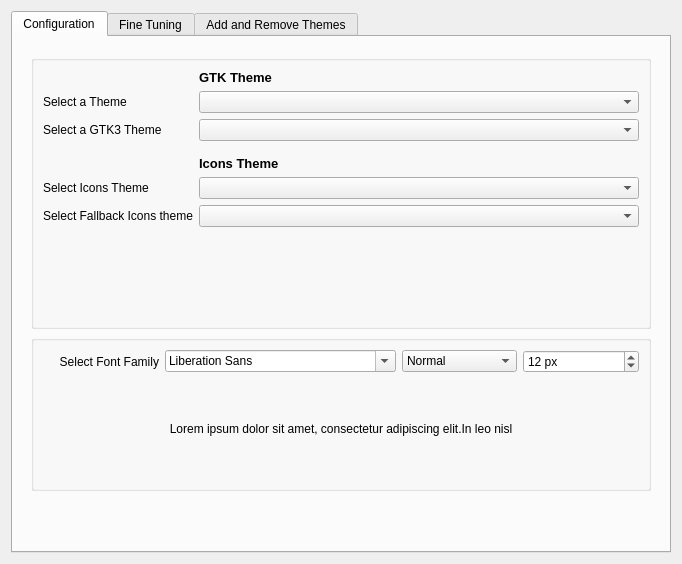
Qt form src/ui/gui.ui (KDE/kde-gtk-config) before a commit.
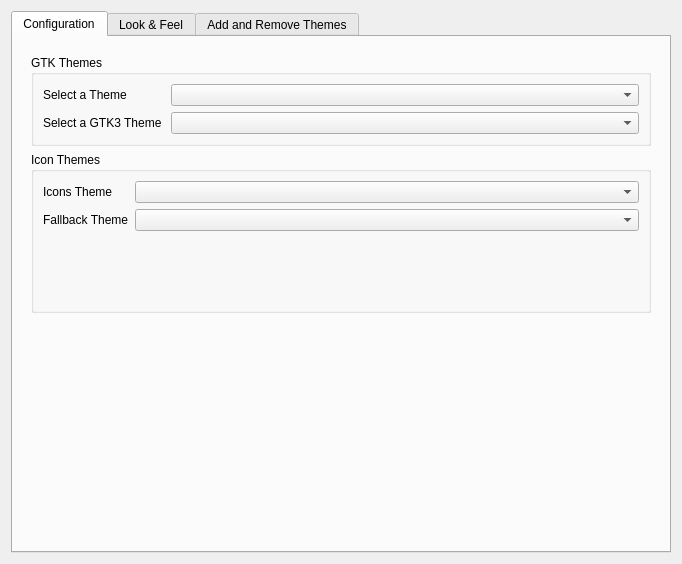
The same form after that commit. The open tabs and pages were chosen to show the change. Icons and pictures are not drawn. Custom widgets are drawn as their Qt base class.

Commit message: Refactor the font management in the UI, use KDE's font widgets.

Patch:
```diff
--- a/src/ui/gui.ui
+++ b/src/ui/gui.ui
@@ -33,6 +33,64 @@
        <item>
         <widget class="QWidget" name="widget_5" native="true">
          <layout class="QVBoxLayout" name="verticalLayout_3">
+          <item>
+           <widget class="QGroupBox" name="groupBox_2">
+            <property name="sizePolicy">
+             <sizepolicy hsizetype="Preferred" vsizetype="Fixed">
+              <horstretch>0</horstretch>
+              <verstretch>0</verstretch>
+             </sizepolicy>
+            </property>
+            <property name="title">
+             <string>GTK Themes</string>
+            </property>
+            <layout class="QFormLayout" name="formLayout_3">
+             <property name="fieldGrowthPolicy">
+              <enum>QFormLayout::ExpandingFieldsGrow</enum>
+             </property>
+             <item row="1" column="0">
+              <widget class="QLabel" name="label_9">
+               <property name="text">
+                <string>Select a Theme</string>
+               </property>
+               <property name="alignment">
+                <set>Qt::AlignLeading|Qt::AlignLeft|Qt::AlignVCenter</set>
+               </property>
+              </widget>
+             </item>
+             <item row="1" column="1">
+              <widget class="QComboBox" name="cb_theme">
+               <property name="sizePolicy">
+                <sizepolicy hsizetype="Expanding" vsizetype="Fixed">
+                 <horstretch>0</horstretch>
+                 <verstretch>0</verstretch>
+                </sizepolicy>
+               </property>
+              </widget>
+             </item>
+             <item row="2" column="0">
+              <widget class="QLabel" name="label_21">
+               <property name="text">
+                <string>Select a GTK3 Theme </string>
+               </property>
+               <property name="alignment">
+                <set>Qt::AlignLeading|Qt::AlignLeft|Qt::AlignVCenter</set>
+               </property>
+              </widget>
+             </item>
+             <item row="2" column="1">
+              <widget class="QComboBox" name="cb_theme_gtk3">
+               <property name="sizePolicy">
+                <sizepolicy hsizetype="Expanding" vsizetype="Fixed">
+                 <horstretch>0</horstretch>
+                 <verstretch>0</verstretch>
+                </sizepolicy>
+               </property>
+              </widget>
+             </item>
+            </layout>
+           </widget>
+          </item>
           <item>
            <widget class="QGroupBox" name="groupBox_6">
             <property name="sizePolicy">
@@ -44,7 +102,7 @@
             <property name="minimumSize">
              <size>
               <width>0</width>
-              <height>0</height>
+              <height>100</height>
              </size>
             </property>
             <property name="maximumSize">
@@ -53,57 +111,21 @@
               <height>400</height>
              </size>
             </property>
+            <property name="title">
+             <string>Icon Themes</string>
+            </property>
             <layout class="QFormLayout" name="formLayout_2">
+             <item row="0" column="0">
+              <widget class="QLabel" name="label_10">
+               <property name="text">
+                <string>Icons Theme</string>
+               </property>
+               <property name="alignment">
+                <set>Qt::AlignLeading|Qt::AlignLeft|Qt::AlignVCenter</set>
+               </property>
+              </widget>
+             </item>
              <item row="0" column="1">
-              <widget class="QLabel" name="label_6">
-               <property name="text">
-                <string>&lt;!DOCTYPE HTML PUBLIC &quot;-//W3C//DTD HTML 4.0//EN&quot; &quot;http://www.w3.org/TR/REC-html40/strict.dtd&quot;&gt;
-&lt;html&gt;&lt;head&gt;&lt;meta name=&quot;qrichtext&quot; content=&quot;1&quot; /&gt;&lt;style type=&quot;text/css&quot;&gt;
-p, li { white-space: pre-wrap; }
-&lt;/style&gt;&lt;/head&gt;&lt;body style=&quot; font-family:'Sans Serif'; font-size:9pt; font-weight:400; font-style:normal;&quot;&gt;
-&lt;p style=&quot; margin-top:0px; margin-bottom:0px; margin-left:0px; margin-right:0px; -qt-block-indent:0; text-indent:0px;&quot;&gt;&lt;span style=&quot; font-size:10pt; font-weight:600;&quot;&gt;GTK Theme&lt;/span&gt;&lt;/p&gt;&lt;/body&gt;&lt;/html&gt;</string>
-               </property>
-              </widget>
-             </item>
-             <item row="4" column="1">
-              <widget class="QComboBox" name="cb_theme">
-               <property name="sizePolicy">
-                <sizepolicy hsizetype="Expanding" vsizetype="Fixed">
-                 <horstretch>0</horstretch>
-                 <verstretch>0</verstretch>
-                </sizepolicy>
-               </property>
-              </widget>
-             </item>
-             <item row="6" column="1">
-              <widget class="QComboBox" name="cb_theme_gtk3">
-               <property name="sizePolicy">
-                <sizepolicy hsizetype="Expanding" vsizetype="Fixed">
-                 <horstretch>0</horstretch>
-                 <verstretch>0</verstretch>
-                </sizepolicy>
-               </property>
-              </widget>
-             </item>
-             <item row="7" column="0">
-              <widget class="Line" name="line_2">
-               <property name="orientation">
-                <enum>Qt::Horizontal</enum>
-               </property>
-              </widget>
-             </item>
-             <item row="9" column="1">
-              <widget class="QLabel" name="label_8">
-               <property name="text">
-                <string>&lt;!DOCTYPE HTML PUBLIC &quot;-//W3C//DTD HTML 4.0//EN&quot; &quot;http://www.w3.org/TR/REC-html40/strict.dtd&quot;&gt;
-&lt;html&gt;&lt;head&gt;&lt;meta name=&quot;qrichtext&quot; content=&quot;1&quot; /&gt;&lt;style type=&quot;text/css&quot;&gt;
-p, li { white-space: pre-wrap; }
-&lt;/style&gt;&lt;/head&gt;&lt;body style=&quot; font-family:'Sans Serif'; font-size:9pt; font-weight:400; font-style:normal;&quot;&gt;
-&lt;p style=&quot; margin-top:0px; margin-bottom:0px; margin-left:0px; margin-right:0px; -qt-block-indent:0; text-indent:0px;&quot;&gt;&lt;span style=&quot; font-size:10pt; font-weight:600;&quot;&gt;Icons Theme&lt;/span&gt;&lt;/p&gt;&lt;/body&gt;&lt;/html&gt;</string>
-               </property>
-              </widget>
-             </item>
-             <item row="12" column="1">
               <widget class="QComboBox" name="cb_icon">
                <property name="sizePolicy">
                 <sizepolicy hsizetype="Expanding" vsizetype="Fixed">
@@ -113,7 +135,17 @@
                </property>
               </widget>
              </item>
-             <item row="14" column="1">
+             <item row="1" column="0">
+              <widget class="QLabel" name="label_2">
+               <property name="text">
+                <string>Fallback Theme</string>
+               </property>
+               <property name="alignment">
+                <set>Qt::AlignLeading|Qt::AlignLeft|Qt::AlignVCenter</set>
+               </property>
+              </widget>
+             </item>
+             <item row="1" column="1">
               <widget class="QComboBox" name="cb_icon_fallback">
                <property name="sizePolicy">
                 <sizepolicy hsizetype="Expanding" vsizetype="Fixed">
@@ -123,36 +155,7 @@
                </property>
               </widget>
              </item>
-             <item row="15" column="1">
-              <widget class="QLabel" name="label_7">
-               <property name="text">
-                <string/>
-               </property>
-               <property name="alignment">
-                <set>Qt::AlignCenter</set>
-               </property>
-              </widget>
-             </item>
-             <item row="17" column="0" colspan="2">
-              <widget class="QWidget" name="widget_2" native="true">
-               <property name="sizePolicy">
-                <sizepolicy hsizetype="Preferred" vsizetype="Fixed">
-                 <horstretch>0</horstretch>
-                 <verstretch>0</verstretch>
-                </sizepolicy>
-               </property>
-               <property name="minimumSize">
-                <size>
-                 <width>0</width>
-                 <height>64</height>
-                </size>
-               </property>
-               <property name="maximumSize">
-                <size>
-                 <width>16777215</width>
-                 <height>64</height>
-                </size>
-               </property>
+             <item row="2" column="0" colspan="2">
                <layout class="QHBoxLayout" name="horizontalLayout">
                 <item>
                  <spacer name="horizontalSpacer">
@@ -172,12 +175,6 @@
                   <property name="minimumSize">
                    <size>
                     <width>0</width>
-                    <height>0</height>
-                   </size>
-                  </property>
-                  <property name="maximumSize">
-                   <size>
-                    <width>16777215</width>
                     <height>64</height>
                    </size>
                   </property>
@@ -198,18 +195,6 @@
                 </item>
                 <item>
                  <widget class="QLabel" name="lb_prev_2">
-                  <property name="minimumSize">
-                   <size>
-                    <width>0</width>
-                    <height>0</height>
-                   </size>
-                  </property>
-                  <property name="maximumSize">
-                   <size>
-                    <width>16777215</width>
-                    <height>64</height>
-                   </size>
-                  </property>
                   <property name="text">
                    <string/>
                   </property>
@@ -227,18 +212,6 @@
                 </item>
                 <item>
                  <widget class="QLabel" name="lb_prev_3">
-                  <property name="minimumSize">
-                   <size>
-                    <width>0</width>
-                    <height>0</height>
-                   </size>
-                  </property>
-                  <property name="maximumSize">
-                   <size>
-                    <width>16777215</width>
-                    <height>64</height>
-                   </size>
-                  </property>
                   <property name="text">
                    <string/>
                   </property>
@@ -363,185 +336,6 @@
                  </spacer>
                 </item>
                </layout>
-              </widget>
-             </item>
-             <item row="4" column="0">
-              <widget class="QLabel" name="label_9">
-               <property name="text">
-                <string>Select a Theme</string>
-               </property>
-               <property name="alignment">
-                <set>Qt::AlignLeading|Qt::AlignLeft|Qt::AlignVCenter</set>
-               </property>
-              </widget>
-             </item>
-             <item row="6" column="0">
-              <widget class="QLabel" name="label_21">
-               <property name="text">
-                <string>Select a GTK3 Theme </string>
-               </property>
-               <property name="alignment">
-                <set>Qt::AlignLeading|Qt::AlignLeft|Qt::AlignVCenter</set>
-               </property>
-              </widget>
-             </item>
-             <item row="12" column="0">
-              <widget class="QLabel" name="label_10">
-               <property name="text">
-                <string>Select Icons Theme</string>
-               </property>
-               <property name="alignment">
-                <set>Qt::AlignLeading|Qt::AlignLeft|Qt::AlignVCenter</set>
-               </property>
-              </widget>
-             </item>
-             <item row="14" column="0">
-              <widget class="QLabel" name="label_2">
-               <property name="text">
-                <string>Select Fallback Icons theme</string>
-               </property>
-               <property name="alignment">
-                <set>Qt::AlignLeading|Qt::AlignLeft|Qt::AlignVCenter</set>
-               </property>
-              </widget>
-             </item>
-             <item row="0" column="0">
-              <widget class="QLabel" name="label_19">
-               <property name="text">
-                <string/>
-               </property>
-               <property name="pixmap">
-                <pixmap>../../../../../../../usr/share/icons/oxygen/32x32/apps/preferences-desktop-theme.png</pixmap>
-               </property>
-               <property name="alignment">
-                <set>Qt::AlignRight|Qt::AlignTrailing|Qt::AlignVCenter</set>
-               </property>
-              </widget>
-             </item>
-             <item row="9" column="0">
-              <widget class="QLabel" name="label_20">
-               <property name="text">
-                <string/>
-               </property>
-               <property name="pixmap">
-                <pixmap>../../../../../../../usr/share/icons/oxygen/32x32/apps/preferences-desktop-icons.png</pixmap>
-               </property>
-               <property name="alignment">
-                <set>Qt::AlignRight|Qt::AlignTrailing|Qt::AlignVCenter</set>
-               </property>
-              </widget>
-             </item>
-            </layout>
-           </widget>
-          </item>
-          <item>
-           <widget class="QGroupBox" name="g">
-            <property name="sizePolicy">
-             <sizepolicy hsizetype="Preferred" vsizetype="Fixed">
-              <horstretch>0</horstretch>
-              <verstretch>0</verstretch>
-             </sizepolicy>
-            </property>
-            <layout class="QGridLayout" name="gridLayout">
-             <item row="1" column="0" rowspan="2" colspan="4">
-              <widget class="QWidget" name="widget" native="true">
-               <property name="sizePolicy">
-                <sizepolicy hsizetype="Preferred" vsizetype="Fixed">
-                 <horstretch>0</horstretch>
-                 <verstretch>0</verstretch>
-                </sizepolicy>
-               </property>
-               <property name="minimumSize">
-                <size>
-                 <width>0</width>
-                 <height>100</height>
-                </size>
-               </property>
-               <property name="maximumSize">
-                <size>
-                 <width>16777215</width>
-                 <height>100</height>
-                </size>
-               </property>
-               <layout class="QVBoxLayout" name="verticalLayout_2">
-                <item>
-                 <widget class="QLabel" name="lb_font_preview">
-                  <property name="text">
-                   <string>Lorem ipsum dolor sit amet, consectetur adipiscing elit.In leo nisl</string>
-                  </property>
-                  <property name="alignment">
-                   <set>Qt::AlignCenter</set>
-                  </property>
-                  <property name="wordWrap">
-                   <bool>true</bool>
-                  </property>
-                 </widget>
-                </item>
-               </layout>
-              </widget>
-             </item>
-             <item row="0" column="3">
-              <widget class="QSpinBox" name="spin_font_tam">
-               <property name="suffix">
-                <string> px</string>
-               </property>
-               <property name="minimum">
-                <number>6</number>
-               </property>
-               <property name="maximum">
-                <number>32</number>
-               </property>
-               <property name="value">
-                <number>12</number>
-               </property>
-              </widget>
-             </item>
-             <item row="0" column="0">
-              <widget class="QLabel" name="label_5">
-               <property name="text">
-                <string>Select Font Family</string>
-               </property>
-               <property name="scaledContents">
-                <bool>false</bool>
-               </property>
-               <property name="alignment">
-                <set>Qt::AlignRight|Qt::AlignTrailing|Qt::AlignVCenter</set>
-               </property>
-               <property name="wordWrap">
-                <bool>false</bool>
-               </property>
-              </widget>
-             </item>
-             <item row="0" column="1">
-              <widget class="QFontComboBox" name="cb_font">
-               <property name="fontFilters">
-                <set>QFontComboBox::MonospacedFonts|QFontComboBox::ProportionalFonts|QFontComboBox::ScalableFonts</set>
-               </property>
-              </widget>
-             </item>
-             <item row="0" column="2">
-              <widget class="QComboBox" name="cb_font_style">
-               <item>
-                <property name="text">
-                 <string>Normal</string>
-                </property>
-               </item>
-               <item>
-                <property name="text">
-                 <string>Bold</string>
-                </property>
-               </item>
-               <item>
-                <property name="text">
-                 <string>Italic</string>
-                </property>
-               </item>
-               <item>
-                <property name="text">
-                 <string>Bold and Italic</string>
-                </property>
-               </item>
-              </widget>
              </item>
             </layout>
            </widget>
@@ -566,11 +360,14 @@
      </widget>
      <widget class="QWidget" name="tab_2">
       <attribute name="title">
-       <string>Fine Tuning</string>
+       <string>Look &amp;&amp; Feel</string>
       </attribute>
-      <layout class="QGridLayout" name="gridLayout_4">
-       <item row="2" column="1">
-        <widget class="QWidget" name="widget_2" native="true">
+      <layout class="QVBoxLayout" name="verticalLayout_2">
+       <item>
+        <widget class="QGroupBox" name="groupBox_3">
+         <property name="title">
+          <string>Actions Display</string>
+         </property>
          <layout class="QFormLayout" name="formLayout">
           <item row="0" column="1">
            <widget class="QComboBox" name="cb_toolbar_icons">
@@ -843,6 +640,18 @@
    </item>
   </layout>
  </widget>
+ <customwidgets>
+  <customwidget>
+   <class>KFontChooser</class>
+   <extends>QWidget</extends>
+   <header>kfontdialog.h</header>
+  </customwidget>
+  <customwidget>
+   <class>KUrlLabel</class>
+   <extends>QLabel</extends>
+   <header>kurllabel.h</header>
+  </customwidget>
+ </customwidgets>
  <resources/>
  <connections/>
 </ui>
```
Left out of the diff: 319 changed lines with no effect on the pictures. Lines whose indentation alone changed are shown as unchanged. The commit also changes 2 other files.
